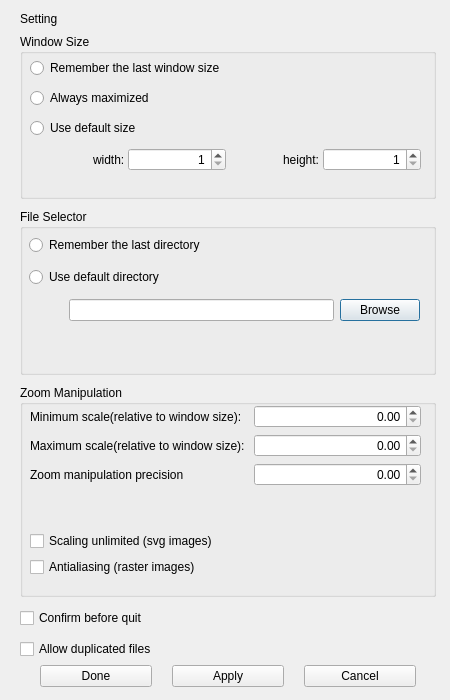
First picture: the form in ui/configure.ui, repository heppocogne/Qiewer, before the edit.
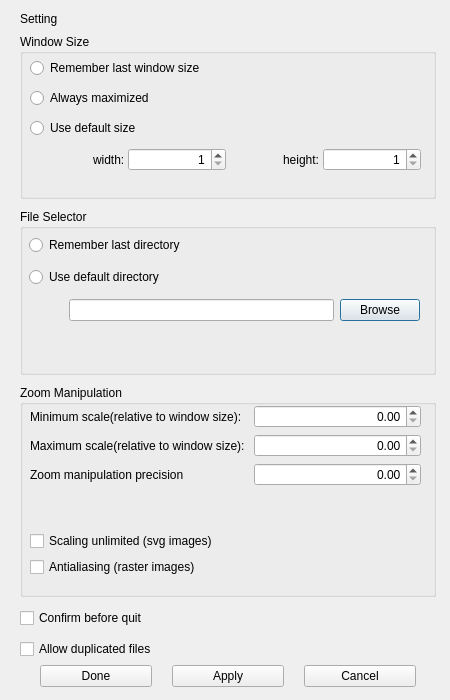
Second picture: the form after the edit.

Commit message: Add Configuration Dialog

```diff
--- a/ui/configure.ui
+++ b/ui/configure.ui
@@ -98,7 +98,7 @@
           <item>
            <widget class="QRadioButton" name="rememberSize">
             <property name="text">
-             <string>Remember the last window size</string>
+             <string>Remember last window size</string>
             </property>
            </widget>
           </item>
@@ -230,7 +230,7 @@
           <item>
            <widget class="QRadioButton" name="rememberDirectory">
             <property name="text">
-             <string>Remember the last directory</string>
+             <string>Remember last directory</string>
             </property>
            </widget>
           </item>
```
Left out of the diff: 166 changed lines with no effect on the pictures. The commit also changes 3 other files.
